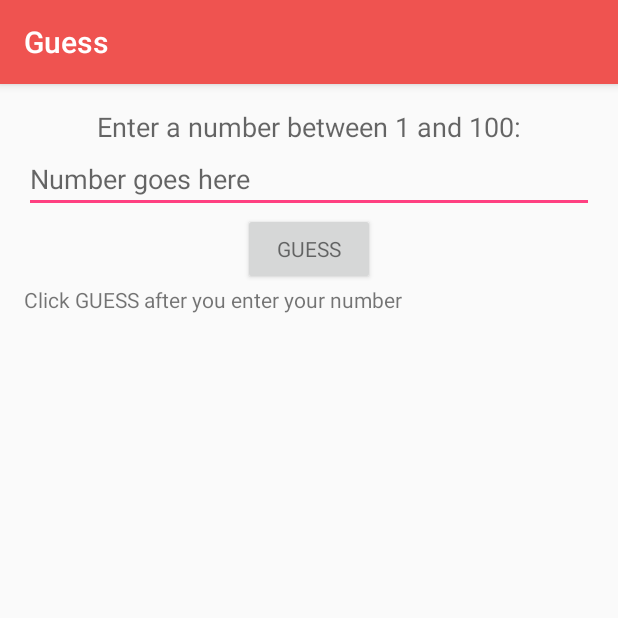
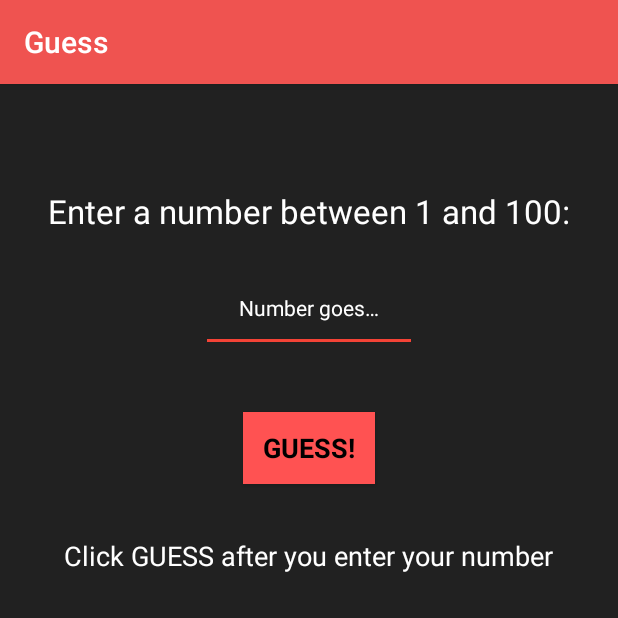
Before and after one commit to aQuasi/guessTheNumber, an Android app: the GameStartActivity screen opened directly, with no data from a screen before it, on a phone screen of 412 x 824 dp, the top half of it. Run offline under Robolectric (Android 15) with nearby library versions, the phone set to English and light mode, and no system bars.

Commit message:
Some fixes on main game UI. Cleaned up some layouts. Fixed some memory issues and animations

```diff
--- a/app/src/main/AndroidManifest.xml
+++ b/app/src/main/AndroidManifest.xml
@@ -8,10 +8,11 @@
         android:label="@string/app_name"
         android:supportsRtl="true"
         android:theme="@style/AppTheme">
-        <activity android:name=".MainActivity"
+        <activity
+            android:name=".MainActivity"
             android:theme="@style/Theme.AppCompat.NoActionBar">
             <intent-filter>
-                <action android:name="android.intent.action.MAIN"/>
+                <action android:name="android.intent.action.MAIN" />
 
                 <category android:name="android.intent.category.LAUNCHER" />
             </intent-filter>
--- /dev/null
+++ b/app/src/main/res/anim/fade_in.xml
@@ -0,0 +1,6 @@
+<?xml version="1.0" encoding="utf-8"?>
+<alpha xmlns:android="http://schemas.android.com/apk/res/android"
+    android:interpolator="@android:anim/accelerate_interpolator"
+    android:fromAlpha="0.0" android:toAlpha="1.0" android:duration="2000" >
+
+</alpha>
--- /dev/null
+++ b/app/src/main/res/anim/fade_out.xml
@@ -0,0 +1,6 @@
+<?xml version="1.0" encoding="utf-8"?>
+<alpha xmlns:android="http://schemas.android.com/apk/res/android"
+    android:interpolator="@android:anim/accelerate_interpolator"
+    android:fromAlpha="1.0" android:toAlpha="0.0" android:duration="2000" >
+
+</alpha>
--- a/app/src/main/res/layout/activity_game_start.xml
+++ b/app/src/main/res/layout/activity_game_start.xml
@@ -4,47 +4,62 @@
     xmlns:tools="http://schemas.android.com/tools"
     android:layout_width="match_parent"
     android:layout_height="match_parent"
-    android:paddingBottom="@dimen/activity_vertical_margin"
-    android:paddingLeft="@dimen/activity_horizontal_margin"
-    android:paddingRight="@dimen/activity_horizontal_margin"
-    android:paddingTop="@dimen/activity_vertical_margin"
+    android:background="#212121"
     tools:context="com.guessgame.akwag.myapplication.GameStartActivity">
 
     <LinearLayout
         android:layout_width="match_parent"
-        android:layout_height="match_parent"
+        android:layout_height="wrap_content"
         android:orientation="vertical">
 
         <TextView
+            android:id="@+id/textView3"
             android:layout_width="wrap_content"
             android:layout_height="wrap_content"
+            android:layout_gravity="center"
+            android:layout_marginTop="50dp"
+            android:padding="20dp"
             android:text="@string/instruct"
-            android:textAppearance="?android:textAppearanceMedium"
-            android:layout_gravity="center_horizontal"/>
+            android:textAppearance="?android:textAppearanceLarge"
+            android:textColor="@android:color/white" />
 
         <EditText
             android:id="@+id/userInput"
-            android:layout_width="match_parent"
+            android:layout_width="144dp"
             android:layout_height="wrap_content"
+            android:layout_gravity="center_horizontal"
+            android:ellipsize="end"
+            android:ems="10"
+            android:gravity="center_horizontal"
             android:hint="@string/userInput"
             android:inputType="number"
-            android:layout_gravity="center_horizontal"/>
+            android:maxLines="1"
+            android:padding="20dp"
+            android:textColor="@android:color/white"
+            android:textColorHint="#FFFFFF"
+            android:textSize="14sp" />
 
         <Button
             android:id="@+id/guess_button"
             android:layout_width="wrap_content"
             android:layout_height="wrap_content"
+            android:layout_gravity="center_horizontal"
+            android:layout_marginTop="40dp"
+            android:background="#FF5252"
             android:text="@string/guess"
-            android:textAppearance="?android:textAppearanceSmall"
-            android:textStyle="normal"
-            android:layout_gravity="center_horizontal"/>
+            android:textAppearance="?android:textAppearanceMedium"
+            android:textColor="@android:color/background_dark"
+            android:textStyle="bold" />
 
         <TextView
             android:id="@+id/outMessage"
-            android:layout_width="match_parent"
+            android:layout_width="wrap_content"
             android:layout_height="wrap_content"
+            android:layout_gravity="center"
+            android:layout_marginTop="35dp"
             android:text="@string/instruct1"
-            android:layout_gravity="center_horizontal"/>
+            android:textAppearance="?android:textAppearanceMedium"
+            android:textColor="@android:color/white" />
 
     </LinearLayout>
 </ScrollView>
--- a/app/src/main/res/values/strings.xml
+++ b/app/src/main/res/values/strings.xml
@@ -1,12 +1,12 @@
 <resources>
     <string name="app_name">Guess</string>
     <string name="welcome">Welcome to the Guessing Game</string>
-    <string name="welcome_game_description">A random number has been generated by this game on the next screen.
+    <string name="welcome_game_description">A random number has been generated.
         Can you guess the number correctly before you run out of attempts?</string>
     <string name="yes">YES</string>
     <string name="no">NO</string>
     <string name="instruct">Enter a number between 1 and 100:</string>
     <string name="userInput">Number goes here</string>
-    <string name="guess">GUESS</string>
-    <string name="instruct1">Click "GUESS" after you enter your number</string>
+    <string name="guess">GUESS!</string>
+    <string name="instruct1">Click GUESS after you enter your number</string>
 </resources>
--- a/app/src/main/res/values/styles.xml
+++ b/app/src/main/res/values/styles.xml
@@ -5,7 +5,9 @@
         <!-- Customize your theme here. -->
         <item name="colorPrimary">@color/colorPrimary</item>
         <item name="colorPrimaryDark">@color/colorPrimaryDark</item>
-        <item name="colorAccent">@color/colorAccent</item>
+        <item name="colorAccent">#F44336</item>
+
+        <item name="android:textColorHint">#FFFFFF</item>
     </style>
 
 </resources>
```
Also changed, not shown: app/src/main/java/com/guessgame/akwag/myapplication/GameStartActivity.java (+8 -2 lines), app/src/main/res/layout/activity_main.xml (+19 -21 lines), app/src/main/res/tolo.png (added).
